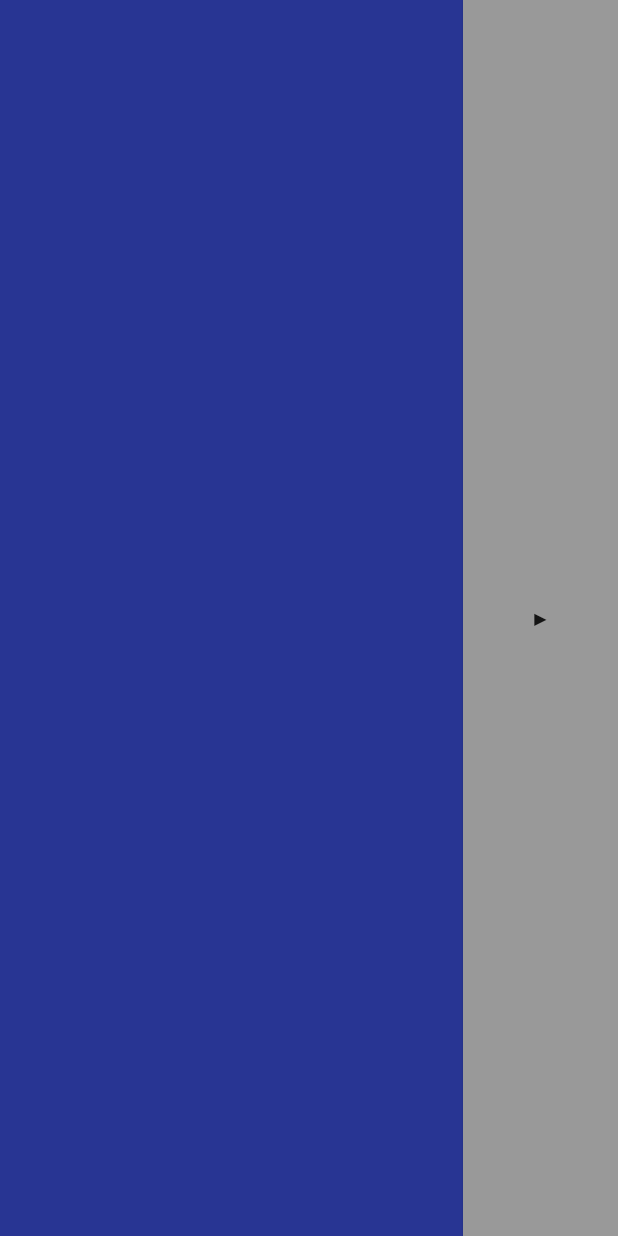
After one commit to Ponacko/PV239-music-player, an Android app: the layout player_widget.xml on its own in the app's theme, with its tools: preview values and no code run, on a phone screen of 412 x 824 dp. The commit adds this screen. Run offline under Robolectric (Android 15) with nearby library versions, the phone set to English and light mode, and no system bars.

Commit message:
Widget to play and pause song added.

```diff
--- a/app/src/main/java/com/tomas/musicplayer/Player.java
+++ b/app/src/main/java/com/tomas/musicplayer/Player.java
@@ -56,6 +56,9 @@ public class Player {
                 });
                 mp.prepareAsync();
             }
+            else if (currentSong != null) {
+                Pause();
+            }
 
         } catch (IOException e) {
             e.printStackTrace();
--- /dev/null
+++ b/app/src/main/res/layout/player_widget.xml
@@ -0,0 +1,25 @@
+<LinearLayout xmlns:android="http://schemas.android.com/apk/res/android"
+    android:orientation="horizontal"
+    android:layout_width="match_parent"
+    android:layout_height="match_parent"
+    android:background="@color/colorPrimary"
+    android:padding="@dimen/widget_margin">
+
+<TextView
+    android:id="@+id/textView"
+    android:layout_width="0dp"
+    android:layout_height="match_parent"
+    android:layout_weight="3"
+    android:gravity="center"
+    android:textSize="@dimen/abc_text_size_large_material"
+    android:textStyle="normal"/>
+
+<Button
+    android:id="@+id/playButton"
+    android:background="#999999"
+    android:layout_width="0dp"
+    android:layout_height="match_parent"
+    android:layout_weight="1"
+    android:text="▶"/>
+
+</LinearLayout>
--- a/app/src/main/res/values/dimens.xml
+++ b/app/src/main/res/values/dimens.xml
@@ -6,4 +6,10 @@
     <dimen name="tab_padding_bottom">16dp</dimen>
     <dimen name="tab_label">14sp</dimen>
     <dimen name="custom_tab_layout_height">72dp</dimen>
+
+    <!--
+Refer to App Widget Documentation for margin information
+http://developer.android.com/guide/topics/appwidgets/index.html#CreatingLayout
+    -->
+    <dimen name="widget_margin">8dp</dimen>
 </resources>
--- a/app/src/main/res/values/strings.xml
+++ b/app/src/main/res/values/strings.xml
@@ -10,4 +10,6 @@
     <string name="Pause">Pause</string>
     <string name="Play">Play</string>
     <string name="title_activity_play">PlayActivity</string>
+    <string name="appwidget_text">EXAMPLE</string>
+    <string name="add_widget">Add widget</string>
 </resources>
```
Also changed, not shown: app/src/main/AndroidManifest.xml (+21 -10 lines), app/src/main/java/com/tomas/musicplayer/PlayerWidget.java (added, +81 -0 lines), app/src/main/res/values-v14/dimens.xml (added, +10 -0 lines), app/src/main/res/xml/player_widget_info.xml (added, +10 -0 lines), app/src/main/res/drawable-nodpi/example_appwidget_preview.png (added).
